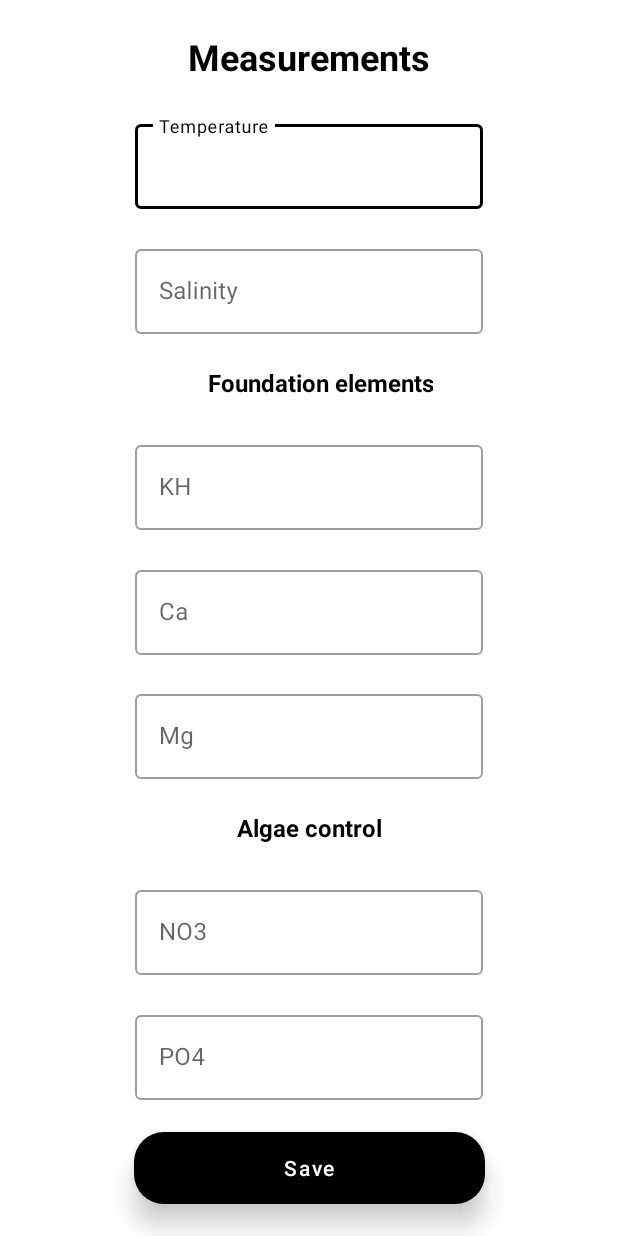
After one commit to RomanZuyonok/ReefTankCare, an Android app: the layout fragment_measurement.xml on its own in the app's theme, with its tools: preview values and no code run, on a phone screen of 412 x 824 dp. The commit adds this screen. Run offline under Robolectric (Android 15) with nearby library versions, the phone set to English and light mode, and no system bars.

```diff
--- /dev/null
+++ b/app/src/main/java/com/reeftankcare/ui/signup/SignUpFragment.kt
@@ -0,0 +1,6 @@
+package com.reeftankcare.ui.signup
+
+import androidx.fragment.app.Fragment
+
+class SignUpFragment : Fragment() {
+}
--- /dev/null
+++ b/app/src/main/res/drawable/baseline_add_alarm_24.xml
@@ -0,0 +1,5 @@
+<vector android:height="24dp" android:tint="#000000"
+    android:viewportHeight="24" android:viewportWidth="24"
+    android:width="24dp" xmlns:android="http://schemas.android.com/apk/res/android">
+    <path android:fillColor="@android:color/white" android:pathData="M7.88,3.39L6.6,1.86 2,5.71l1.29,1.53 4.59,-3.85zM22,5.72l-4.6,-3.86 -1.29,1.53 4.6,3.86L22,5.72zM12,4c-4.97,0 -9,4.03 -9,9s4.02,9 9,9c4.97,0 9,-4.03 9,-9s-4.03,-9 -9,-9zM12,20c-3.87,0 -7,-3.13 -7,-7s3.13,-7 7,-7 7,3.13 7,7 -3.13,7 -7,7zM13,9h-2v3L8,12v2h3v3h2v-3h3v-2h-3L13,9z"/>
+</vector>
--- /dev/null
+++ b/app/src/main/res/drawable/baseline_add_alert_24.xml
@@ -0,0 +1,5 @@
+<vector android:height="24dp" android:tint="#000000"
+    android:viewportHeight="24" android:viewportWidth="24"
+    android:width="24dp" xmlns:android="http://schemas.android.com/apk/res/android">
+    <path android:fillColor="@android:color/white" android:pathData="M10.01,21.01c0,1.1 0.89,1.99 1.99,1.99s1.99,-0.89 1.99,-1.99h-3.98zM18.88,16.82L18.88,11c0,-3.25 -2.25,-5.97 -5.29,-6.69v-0.72C13.59,2.71 12.88,2 12,2s-1.59,0.71 -1.59,1.59v0.72C7.37,5.03 5.12,7.75 5.12,11v5.82L3,18.94L3,20h18v-1.06l-2.12,-2.12zM16,13.01h-3v3h-2v-3L8,13.01L8,11h3L11,8h2v3h3v2.01z"/>
+</vector>
--- /dev/null
+++ b/app/src/main/res/drawable/baseline_add_circle_24.xml
@@ -0,0 +1,5 @@
+<vector android:height="24dp" android:tint="#000000"
+    android:viewportHeight="24" android:viewportWidth="24"
+    android:width="24dp" xmlns:android="http://schemas.android.com/apk/res/android">
+    <path android:fillColor="@android:color/white" android:pathData="M12,2C6.48,2 2,6.48 2,12s4.48,10 10,10 10,-4.48 10,-10S17.52,2 12,2zM17,13h-4v4h-2v-4L7,13v-2h4L11,7h2v4h4v2z"/>
+</vector>
--- /dev/null
+++ b/app/src/main/res/drawable/shape_btn.xml
@@ -0,0 +1,6 @@
+<?xml version="1.0" encoding="utf-8"?>
+<shape xmlns:android="http://schemas.android.com/apk/res/android"
+    android:shape="rectangle">
+    <solid android:color="@color/black" />
+    <corners android:radius="@dimen/dp_20" />
+</shape>
--- /dev/null
+++ b/app/src/main/res/layout/fragment_measurement.xml
@@ -0,0 +1,213 @@
+<?xml version="1.0" encoding="utf-8"?>
+<ScrollView xmlns:android="http://schemas.android.com/apk/res/android"
+    xmlns:app="http://schemas.android.com/apk/res-auto"
+    android:layout_width="match_parent"
+    android:layout_height="match_parent"
+    android:fillViewport="true">
+
+    <androidx.constraintlayout.widget.ConstraintLayout
+        android:layout_width="match_parent"
+        android:layout_height="wrap_content">
+
+        <TextView
+            android:id="@+id/measure_text_view"
+            style="@style/TextStyle.H1"
+            android:layout_width="wrap_content"
+            android:layout_height="wrap_content"
+            android:layout_marginTop="@dimen/dp_4"
+            android:layout_marginBottom="@dimen/dp_2"
+            android:text="@string/measure"
+            app:layout_constraintBottom_toTopOf="@+id/temprTextField"
+            app:layout_constraintEnd_toEndOf="parent"
+            app:layout_constraintStart_toStartOf="parent"
+            app:layout_constraintTop_toTopOf="parent" />
+
+        <com.google.android.material.textfield.TextInputLayout
+            android:id="@+id/temprTextField"
+            style="@style/Widget.MaterialComponents.TextInputLayout.OutlinedBox"
+            android:layout_width="match_parent"
+            android:layout_height="wrap_content"
+            android:layout_marginStart="@dimen/dp_90"
+            android:layout_marginTop="@dimen/dp_4"
+            android:layout_marginEnd="@dimen/dp_90"
+            android:hint="@string/meas_temp"
+            app:layout_constraintBottom_toTopOf="@id/saltTextField"
+            app:layout_constraintEnd_toEndOf="parent"
+            app:layout_constraintStart_toStartOf="parent"
+            app:layout_constraintTop_toBottomOf="@id/measure_text_view">
+
+            <com.google.android.material.textfield.TextInputEditText
+                android:id="@+id/tempr_edit_text"
+                android:layout_width="match_parent"
+                android:layout_height="wrap_content" />
+
+        </com.google.android.material.textfield.TextInputLayout>
+
+        <com.google.android.material.textfield.TextInputLayout
+            android:id="@+id/saltTextField"
+            style="@style/Widget.MaterialComponents.TextInputLayout.OutlinedBox"
+            android:layout_width="match_parent"
+            android:layout_height="wrap_content"
+            android:layout_marginStart="@dimen/dp_90"
+            android:layout_marginTop="@dimen/dp_4"
+            android:layout_marginEnd="@dimen/dp_90"
+            android:hint="@string/salf"
+            app:layout_constraintBottom_toTopOf="@id/found_text_view"
+            app:layout_constraintEnd_toEndOf="parent"
+            app:layout_constraintStart_toStartOf="parent"
+            app:layout_constraintTop_toBottomOf="@id/temprTextField">
+
+            <com.google.android.material.textfield.TextInputEditText
+                android:id="@+id/salt_edit_text"
+                android:layout_width="match_parent"
+                android:layout_height="wrap_content" />
+
+        </com.google.android.material.textfield.TextInputLayout>
+
+        <TextView
+            android:id="@+id/found_text_view"
+            style="@style/TextStyle.H3"
+            android:layout_width="wrap_content"
+            android:layout_height="wrap_content"
+            android:layout_marginTop="@dimen/dp_4"
+            android:layout_marginBottom="@dimen/dp_4"
+            android:gravity="center_horizontal"
+            android:text="@string/foundat_element"
+            app:layout_constraintBottom_toTopOf="@id/khTextField"
+            app:layout_constraintEnd_toEndOf="parent"
+            app:layout_constraintHorizontal_bias="0.527"
+            app:layout_constraintStart_toStartOf="parent"
+            app:layout_constraintTop_toBottomOf="@id/saltTextField" />
+
+        <com.google.android.material.textfield.TextInputLayout
+            android:id="@+id/khTextField"
+            style="@style/Widget.MaterialComponents.TextInputLayout.OutlinedBox"
+            android:layout_width="match_parent"
+            android:layout_height="wrap_content"
+            android:layout_marginStart="@dimen/dp_90"
+            android:layout_marginTop="@dimen/dp_4"
+            android:layout_marginEnd="@dimen/dp_90"
+            android:hint="@string/meas_kh"
+            app:layout_constraintBottom_toTopOf="@id/caTextField"
+            app:layout_constraintStart_toStartOf="parent"
+            app:layout_constraintTop_toBottomOf="@id/found_text_view">
+
+            <com.google.android.material.textfield.TextInputEditText
+                android:id="@+id/kh_edit_text"
+                android:layout_width="match_parent"
+                android:layout_height="wrap_content" />
+
+        </com.google.android.material.textfield.TextInputLayout>
+
+        <com.google.android.material.textfield.TextInputLayout
+            android:id="@+id/caTextField"
+            style="@style/Widget.MaterialComponents.TextInputLayout.OutlinedBox"
+            android:layout_width="match_parent"
+            android:layout_height="wrap_content"
+            android:layout_marginStart="@dimen/dp_90"
+            android:layout_marginTop="@dimen/dp_4"
+            android:layout_marginEnd="@dimen/dp_90"
+            android:hint="@string/meas_ca"
+            app:layout_constraintBottom_toTopOf="@id/mgTextField"
+            app:layout_constraintStart_toStartOf="parent"
+            app:layout_constraintTop_toBottomOf="@id/khTextField">
+
+            <com.google.android.material.textfield.TextInputEditText
+                android:id="@+id/ca_edit_text"
+                android:layout_width="match_parent"
+                android:layout_height="wrap_content" />
+
+        </com.google.android.material.textfield.TextInputLayout>
+
+        <com.google.android.material.textfield.TextInputLayout
+            android:id="@+id/mgTextField"
+            style="@style/Widget.MaterialComponents.TextInputLayout.OutlinedBox"
+            android:layout_width="match_parent"
+            android:layout_height="wrap_content"
+            android:layout_marginStart="@dimen/dp_90"
+            android:layout_marginTop="@dimen/dp_4"
+            android:layout_marginEnd="@dimen/dp_90"
+            android:hint="@string/meas_mg"
+            app:layout_constraintBottom_toTopOf="@id/algcntl_text_view"
+            app:layout_constraintStart_toStartOf="parent"
+            app:layout_constraintTop_toBottomOf="@id/caTextField">
+
+            <com.google.android.material.textfield.TextInputEditText
+                android:id="@+id/mg_edit_text"
+                android:layout_width="match_parent"
+                android:layout_height="wrap_content" />
+
+        </com.google.android.material.textfield.TextInputLayout>
+
+        <TextView
+            android:id="@+id/algcntl_text_view"
+            style="@style/TextStyle.H3"
+            android:layout_width="wrap_content"
+            android:layout_height="wrap_content"
+            android:layout_marginTop="@dimen/dp_4"
+            android:layout_marginBottom="@dimen/dp_4"
+            android:gravity="center_horizontal"
+            android:text="@string/alg_ctrl"
+            app:layout_constraintBottom_toTopOf="@id/no3TextField"
+            app:layout_constraintEnd_toEndOf="parent"
+            app:layout_constraintStart_toStartOf="parent"
+            app:layout_constraintTop_toBottomOf="@id/mgTextField" />
+
+        <com.google.android.material.textfield.TextInputLayout
+            android:id="@+id/no3TextField"
+            style="@style/Widget.MaterialComponents.TextInputLayout.OutlinedBox"
+            android:layout_width="match_parent"
+            android:layout_height="wrap_content"
+            android:layout_marginStart="@dimen/dp_90"
+            android:layout_marginTop="@dimen/dp_4"
+            android:layout_marginEnd="@dimen/dp_90"
+            android:hint="@string/meas_no3"
+            app:layout_constraintBottom_toTopOf="@id/po4TextField"
+            app:layout_constraintStart_toStartOf="parent"
+            app:layout_constraintTop_toBottomOf="@id/algcntl_text_view">
+
+            <com.google.android.material.textfield.TextInputEditText
+                android:id="@+id/no3_edit_text"
+                android:layout_width="match_parent"
+                android:layout_height="wrap_content" />
+
+        </com.google.android.material.textfield.TextInputLayout>
+
+        <com.google.android.material.textfield.TextInputLayout
+            android:id="@+id/po4TextField"
+            style="@style/Widget.MaterialComponents.TextInputLayout.OutlinedBox"
+            android:layout_width="match_parent"
+            android:layout_height="wrap_content"
+            android:layout_marginStart="@dimen/dp_90"
+            android:layout_marginTop="@dimen/dp_4"
+            android:layout_marginEnd="@dimen/dp_90"
+            android:hint="@string/meas_po4"
+            app:layout_constraintBottom_toTopOf="@id/button_save_measure"
+            app:layout_constraintStart_toStartOf="parent"
+            app:layout_constraintTop_toBottomOf="@id/no3TextField">
+
+            <com.google.android.material.textfield.TextInputEditText
+                android:id="@+id/po4_edit_text"
+                android:layout_width="match_parent"
+                android:layout_height="wrap_content" />
+
+        </com.google.android.material.textfield.TextInputLayout>
+
+        <Button
+            android:id="@+id/button_save_measure"
+            style="@style/ButtonStyle"
+            android:layout_width="wrap_content"
+            android:layout_height="wrap_content"
+            android:layout_marginTop="@dimen/dp_4"
+            android:background="@drawable/shape_btn"
+            android:paddingStart="@dimen/dp_100"
+            android:paddingEnd="@dimen/dp_100"
+            android:text="@string/save_btn"
+            android:textAllCaps="false"
+            app:layout_constraintBottom_toBottomOf="parent"
+            app:layout_constraintEnd_toEndOf="parent"
+            app:layout_constraintStart_toStartOf="parent"
+            app:layout_constraintTop_toBottomOf="@id/po4TextField" />
+
+    </androidx.constraintlayout.widget.ConstraintLayout>
+</ScrollView>
--- a/app/src/main/res/values/themes.xml
+++ b/app/src/main/res/values/themes.xml
@@ -2,9 +2,9 @@
     <!-- Base application theme. -->
     <style name="Theme.ReefTankCare" parent="Theme.MaterialComponents.DayNight.NoActionBar">
         <!-- Primary brand color. -->
-        <item name="colorPrimary">@color/white</item>
+        <item name="colorPrimary">@color/black</item>
         <item name="colorPrimaryVariant">@color/gray_light</item>
-        <item name="colorOnPrimary">@color/white</item>
+        <item name="colorOnPrimary">@color/gray_dark</item>
         <!-- Secondary brand color. -->
         <item name="colorSecondary">@color/teal_200</item>
         <item name="colorSecondaryVariant">@color/teal_700</item>
```
Also changed, not shown: app/build.gradle (+19 -0 lines), app/src/main/java/com/reeftankcare/ui/signin/SignInFragment.kt (added, +25 -0 lines), app/src/main/res/layout/activity_splash.xml (added, +39 -0 lines), app/src/main/res/layout/fragment_home.xml (added, +68 -0 lines), app/src/main/res/layout/fragment_sign_in.xml (added, +130 -0 lines), app/src/main/res/layout/fragment_sign_up.xml (added, +186 -0 lines).
